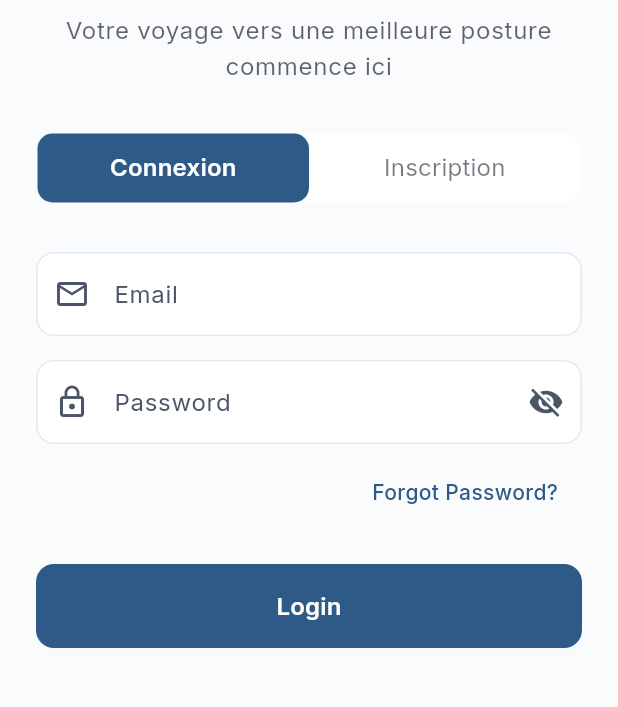
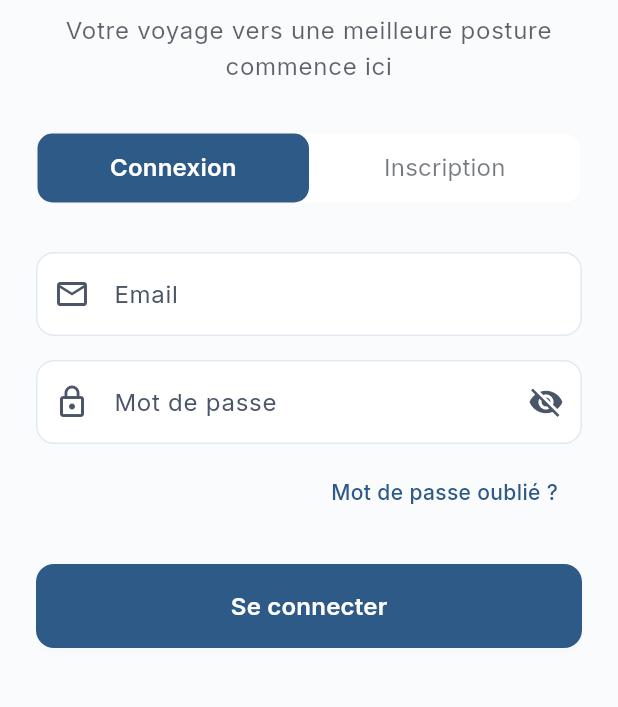
Before and after one commit to SalmaKh2/Aji-Tssourte-app, a Flutter app: the screen it shows after launch, on a phone screen of 412 x 824 dp, the part 360-1067 px from its top. Run offline on Flutter 3.47's test engine with Material 3 defaults, Android fonts, the phone set to English and light mode, and no system bars; our stand-ins replace cached_network_image, connectivity_plus, flutter_svg, google_fonts, percent_indicator, sizer.

Commit message:
Update login_form_widget.dart

```diff
--- a/lib/presentation/authentication_screen/widgets/login_form_widget.dart
+++ b/lib/presentation/authentication_screen/widgets/login_form_widget.dart
@@ -1,7 +1,7 @@
 import 'package:flutter/material.dart';
 
-/// Login form widget with email and password fields
-/// Includes forgot password functionality and form validation
+/// Formulaire de connexion avec champs email et mot de passe
+/// Inclut la fonctionnalité de mot de passe oublié et la validation du formulaire
 class LoginFormWidget extends StatefulWidget {
   final VoidCallback onSuccess;
   final Function(String) onError;
@@ -26,7 +26,7 @@ class _LoginFormWidgetState extends State<LoginFormWidget> {
   final _passwordController = TextEditingController();
   bool _obscurePassword = true;
 
-  // Mock credentials for testing
+  // Identifiants fictifs pour les tests
   final String _mockEmail = 'user@ajitssourte.com';
   final String _mockPassword = 'Test@123';
 
@@ -37,50 +37,50 @@ class _LoginFormWidgetState extends State<LoginFormWidget> {
     super.dispose();
   }
 
-  /// Validates email format
+  /// Valide le format de l'email
   String? _validateEmail(String? value) {
     if (value == null || value.isEmpty) {
-      return 'Email is required';
+      return 'L\'email est requis';
     }
     final emailRegex = RegExp(r'^[\w-\.]+@([\w-]+\.)+[\w-]{2,4}\$');
     if (!emailRegex.hasMatch(value)) {
-      return 'Enter a valid email address';
+      return 'Veuillez entrer une adresse email valide';
     }
     return null;
   }
 
-  /// Validates password
+  /// Valide le mot de passe
   String? _validatePassword(String? value) {
     if (value == null || value.isEmpty) {
-      return 'Password is required';
+      return 'Le mot de passe est requis';
     }
     if (value.length < 6) {
-      return 'Password must be at least 6 characters';
+      return 'Le mot de passe doit contenir au moins 6 caractères';
     }
     return null;
   }
 
-  /// Handles login submission
+  /// Gère la soumission de la connexion
   Future<void> _handleLogin() async {
     if (!_formKey.currentState!.validate()) return;
 
     widget.onLoadingChanged(true);
 
-    // Simulate API call
+    // Simulation d'appel API
     await Future.delayed(const Duration(seconds: 2));
 
-    // Check mock credentials
+    // Vérification des identifiants fictifs
     if (_emailController.text.trim() == _mockEmail &&
         _passwordController.text == _mockPassword) {
       widget.onLoadingChanged(false);
       widget.onSuccess();
     } else {
       widget.onLoadingChanged(false);
-      widget.onError('Invalid credentials. Use: $_mockEmail / $_mockPassword');
+      widget.onError('Identifiants invalides. Utilisez : $_mockEmail / $_mockPassword');
     }
   }
 
-  /// Shows forgot password dialog
+  /// Affiche la boîte de dialogue de mot de passe oublié
   void _showForgotPasswordDialog() {
     final theme = Theme.of(context);
     final resetEmailController = TextEditingController();
@@ -89,14 +89,14 @@ class _LoginFormWidgetState extends State<LoginFormWidget> {
       context: context,
       builder: (context) => AlertDialog(
         title: Text(
-          'Reset Password',
+          'Réinitialiser le mot de passe',
           style: theme.textTheme.titleLarge,
         ),
         content: Column(
           mainAxisSize: MainAxisSize.min,
           children: [
             Text(
-              'Enter your email address and we\'ll send you a link to reset your password.',
+              'Entrez votre adresse email et nous vous enverrons un lien pour réinitialiser votre mot de passe.',
               style: theme.textTheme.bodyMedium,
             ),
             SizedBox(height: 16),
@@ -116,19 +116,19 @@ class _LoginFormWidgetState extends State<LoginFormWidget> {
         actions: [
           TextButton(
             onPressed: () => Navigator.pop(context),
-            child: Text('Cancel'),
+            child: Text('Annuler'),
           ),
           ElevatedButton(
             onPressed: () {
               Navigator.pop(context);
               ScaffoldMessenger.of(context).showSnackBar(
                 SnackBar(
-                  content: Text('Password reset link sent to your email'),
+                  content: Text('Lien de réinitialisation envoyé à votre email'),
                   backgroundColor: theme.colorScheme.secondary,
                 ),
               );
             },
-            child: Text('Send Link'),
+            child: Text('Envoyer le lien'),
           ),
         ],
       ),
@@ -144,7 +144,7 @@ class _LoginFormWidgetState extends State<LoginFormWidget> {
       child: Column(
         crossAxisAlignment: CrossAxisAlignment.stretch,
         children: [
-          // Email Field
+          // Champ Email
           TextFormField(
             controller: _emailController,
             keyboardType: TextInputType.emailAddress,
@@ -152,7 +152,7 @@ class _LoginFormWidgetState extends State<LoginFormWidget> {
             validator: _validateEmail,
             decoration: InputDecoration(
               labelText: 'Email',
-              hintText: 'Enter your email',
+              hintText: 'Entrez votre email',
               prefixIcon: Icon(Icons.email_outlined),
               border: OutlineInputBorder(
                 borderRadius: BorderRadius.circular(12),
@@ -161,7 +161,7 @@ class _LoginFormWidgetState extends State<LoginFormWidget> {
           ),
           SizedBox(height: 16),
 
-          // Password Field
+          // Champ Mot de passe
           TextFormField(
             controller: _passwordController,
             obscureText: _obscurePassword,
@@ -169,8 +169,8 @@ class _LoginFormWidgetState extends State<LoginFormWidget> {
             validator: _validatePassword,
             onFieldSubmitted: (_) => _handleLogin(),
             decoration: InputDecoration(
-              labelText: 'Password',
-              hintText: 'Enter your password',
+              labelText: 'Mot de passe',
+              hintText: 'Entrez votre mot de passe',
               prefixIcon: Icon(Icons.lock_outline),
               suffixIcon: IconButton(
                 icon: Icon(
@@ -187,13 +187,13 @@ class _LoginFormWidgetState extends State<LoginFormWidget> {
           ),
           SizedBox(height: 8),
 
-          // Forgot Password Link
+          // Lien Mot de passe oublié
           Align(
             alignment: Alignment.centerRight,
             child: TextButton(
               onPressed: _showForgotPasswordDialog,
               child: Text(
-                'Forgot Password?',
+                'Mot de passe oublié ?',
                 style: theme.textTheme.bodyMedium?.copyWith(
                   color: theme.colorScheme.primary,
                   fontWeight: FontWeight.w500,
@@ -203,7 +203,7 @@ class _LoginFormWidgetState extends State<LoginFormWidget> {
           ),
           SizedBox(height: 24),
 
-          // Login Button
+          // Bouton de connexion
           SizedBox(
             height: 56,
             child: ElevatedButton(
@@ -225,7 +225,7 @@ class _LoginFormWidgetState extends State<LoginFormWidget> {
                       ),
                     )
                   : Text(
-                      'Login',
+                      'Se connecter',
                       style: theme.textTheme.titleMedium?.copyWith(
                         color: theme.colorScheme.onPrimary,
                         fontWeight: FontWeight.w600,
```
